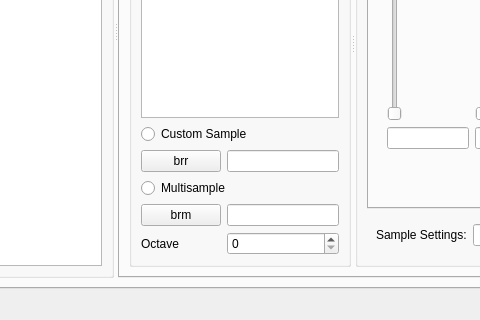
Old version of the form smw_music/data/dashboard.ui in the repository com-posers-pit/smw_music; both pictures show x 316 to 796 and y 280 to 600 of the 1400 by 600 pixel window.
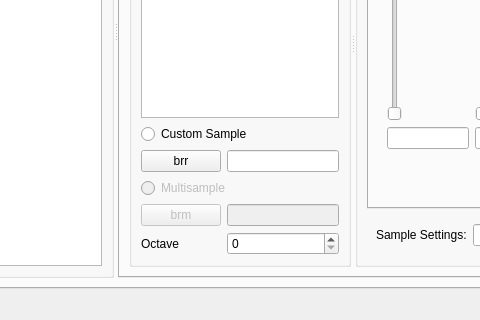
New version of the form.

Commit message:
Disable multisample widgets (for now)
Now playing:
Le Monde by MODERNS

What changed in the file:
```diff
--- a/smw_music/data/dashboard.ui
+++ b/smw_music/data/dashboard.ui
@@ -268,6 +268,9 @@
                   </item>
                   <item row="7" column="1" colspan="2">
                    <widget class="QRadioButton" name="select_multisample_sample">
+                    <property name="enabled">
+                     <bool>false</bool>
+                    </property>
                     <property name="text">
                      <string>Multisample</string>
                     </property>
@@ -446,13 +449,20 @@
                   </item>
                   <item row="8" column="1">
                    <widget class="QPushButton" name="select_multisample_fname">
+                    <property name="enabled">
+                     <bool>false</bool>
+                    </property>
                     <property name="text">
                      <string>brm</string>
                     </property>
                    </widget>
                   </item>
                   <item row="8" column="2">
-                   <widget class="QLineEdit" name="multisample_fname"/>
+                   <widget class="QLineEdit" name="multisample_fname">
+                    <property name="enabled">
+                     <bool>false</bool>
+                    </property>
+                   </widget>
                   </item>
                  </layout>
                 </widget>
```
